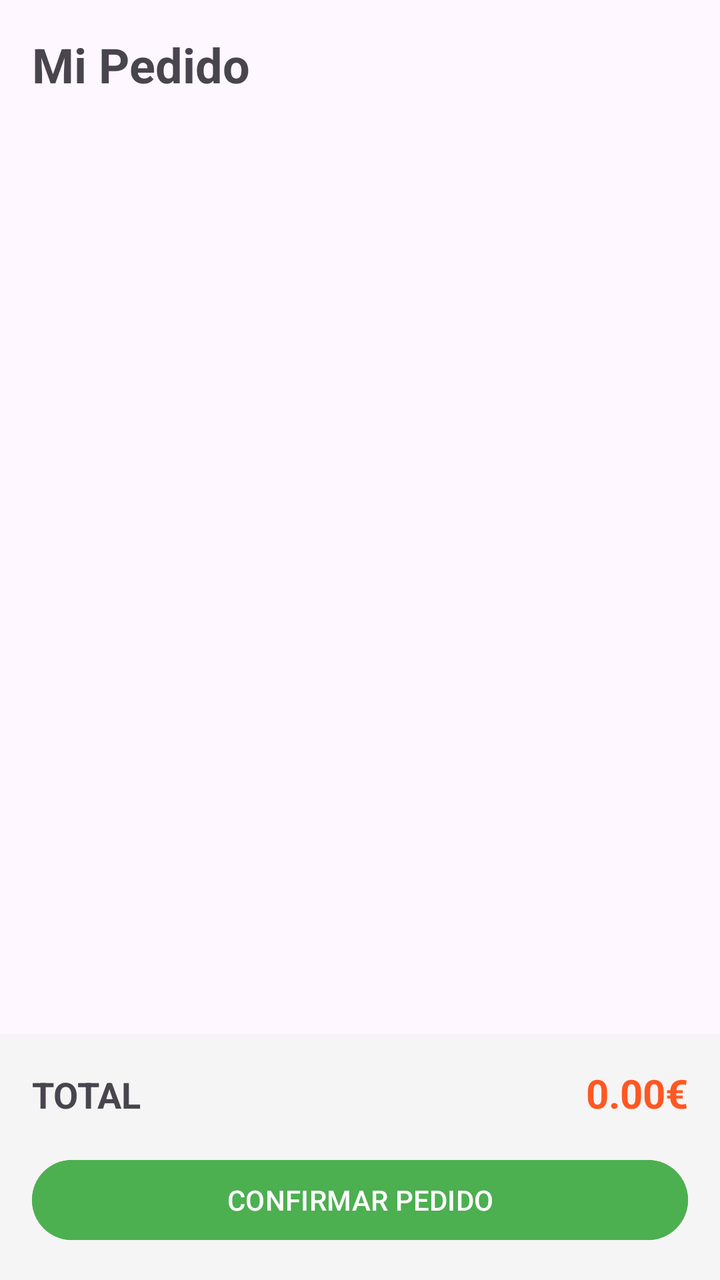
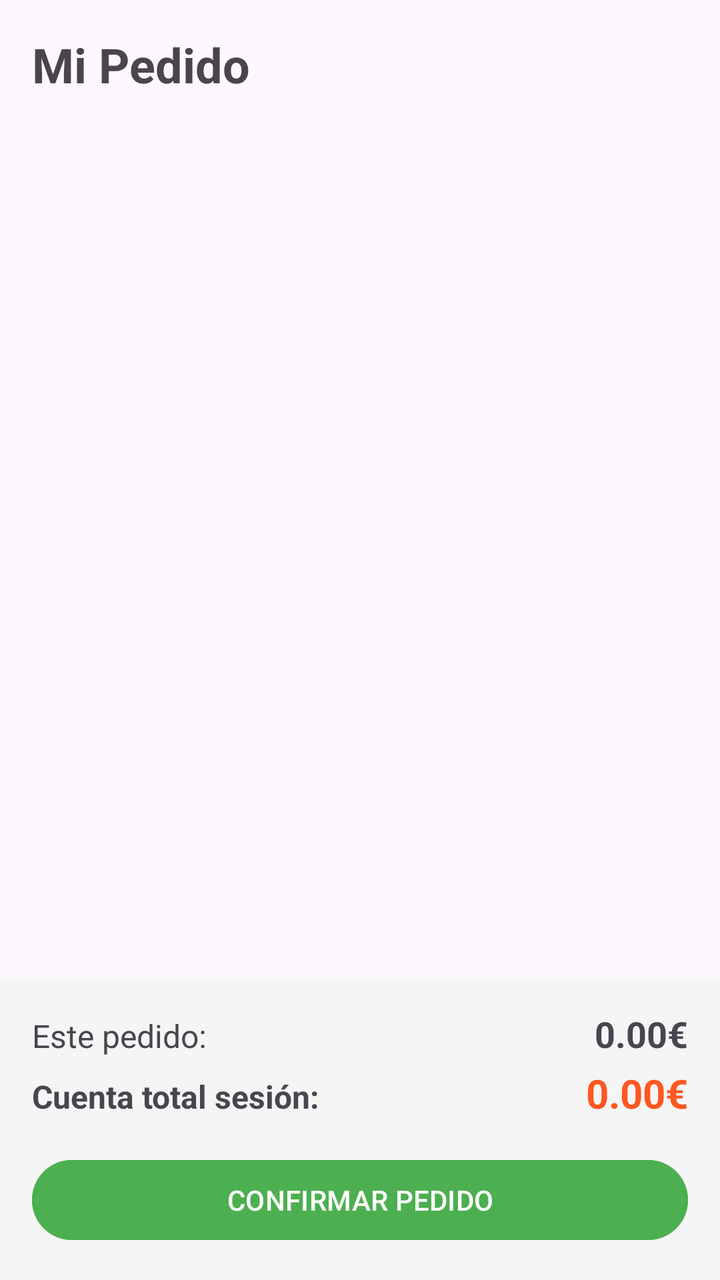

Compare the two renders of this Android layout. The source of the first and the diff that turns it into the second are given below.
<!-- AndroidManifest.xml: application theme Theme.Restaurante -->
<!-- res/layout/activity_pedido.xml -->
<?xml version="1.0" encoding="utf-8"?>
<androidx.constraintlayout.widget.ConstraintLayout
    xmlns:android="http://schemas.android.com/apk/res/android"
    xmlns:app="http://schemas.android.com/apk/res-auto"
    xmlns:tools="http://schemas.android.com/tools"
    android:layout_width="match_parent"
    android:layout_height="match_parent"
    tools:context=".view.PedidoActivity">

    <TextView
        android:id="@+id/txtTituloPedido"
        android:layout_width="wrap_content"
        android:layout_height="wrap_content"
        android:layout_margin="16dp"
        android:text="Mi Pedido"
        android:textSize="24sp"
        android:textStyle="bold"
        app:layout_constraintStart_toStartOf="parent"
        app:layout_constraintTop_toTopOf="parent" />

    <androidx.recyclerview.widget.RecyclerView
        android:id="@+id/rvPedido"
        android:layout_width="0dp"
        android:layout_height="0dp"
        android:layout_marginVertical="8dp"
        app:layout_constraintBottom_toTopOf="@+id/layoutResumen"
        app:layout_constraintEnd_toEndOf="parent"
        app:layout_constraintStart_toStartOf="parent"
        app:layout_constraintTop_toBottomOf="@+id/txtTituloPedido" />

    <LinearLayout
        android:id="@+id/layoutResumen"
        android:layout_width="match_parent"
        android:layout_height="wrap_content"
        android:orientation="vertical"
        android:padding="16dp"
        android:background="#F5F5F5"
        app:layout_constraintBottom_toBottomOf="parent">

        <LinearLayout
            android:layout_width="match_parent"
            android:layout_height="wrap_content"
            android:orientation="horizontal">

            <TextView
                android:layout_width="0dp"
                android:layout_height="wrap_content"
                android:layout_weight="1"
                android:text="TOTAL"
                android:textSize="18sp"
                android:textStyle="bold" />

            <TextView
                android:id="@+id/txtTotalPedido"
                android:layout_width="wrap_content"
                android:layout_height="wrap_content"
                android:text="0.00€"
                android:textColor="#FF5722"
                android:textSize="20sp"
                android:textStyle="bold" />
        </LinearLayout>

        <Button
            android:id="@+id/btnConfirmarPedido"
            android:layout_width="match_parent"
            android:layout_height="wrap_content"
            android:layout_marginTop="16dp"
            android:backgroundTint="#4CAF50"
            android:text="CONFIRMAR PEDIDO"
            android:textColor="#FFFFFF" />
    </LinearLayout>

</androidx.constraintlayout.widget.ConstraintLayout>
<!-- resources referenced by this layout -->
<resources>
  <style name="Theme.Restaurante" parent="Base.Theme.Restaurante" />
  <style name="Base.Theme.Restaurante" parent="Theme.Material3.DayNight.NoActionBar">
          
          
      </style>
</resources>

<!-- the commit's change to res/layout/activity_pedido.xml (unified diff, before → after) -->
@@ -46,12 +46,34 @@
                 android:layout_width="0dp"
                 android:layout_height="wrap_content"
                 android:layout_weight="1"
-                android:text="TOTAL"
+                android:text="Este pedido:"
+                android:textSize="16sp" />
+
+            <TextView
+                android:id="@+id/txtTotalPedido"
+                android:layout_width="wrap_content"
+                android:layout_height="wrap_content"
+                android:text="0.00€"
                 android:textSize="18sp"
+                android:textStyle="bold" />
+        </LinearLayout>
+
+        <LinearLayout
+            android:layout_width="match_parent"
+            android:layout_height="wrap_content"
+            android:orientation="horizontal"
+            android:layout_marginTop="4dp">
+
+            <TextView
+                android:layout_width="0dp"
+                android:layout_height="wrap_content"
+                android:layout_weight="1"
+                android:text="Cuenta total sesión:"
+                android:textSize="16sp"
                 android:textStyle="bold" />
 
             <TextView
-                android:id="@+id/txtTotalPedido"
+                android:id="@+id/txtCuentaActual"
                 android:layout_width="wrap_content"
                 android:layout_height="wrap_content"
                 android:text="0.00€"
